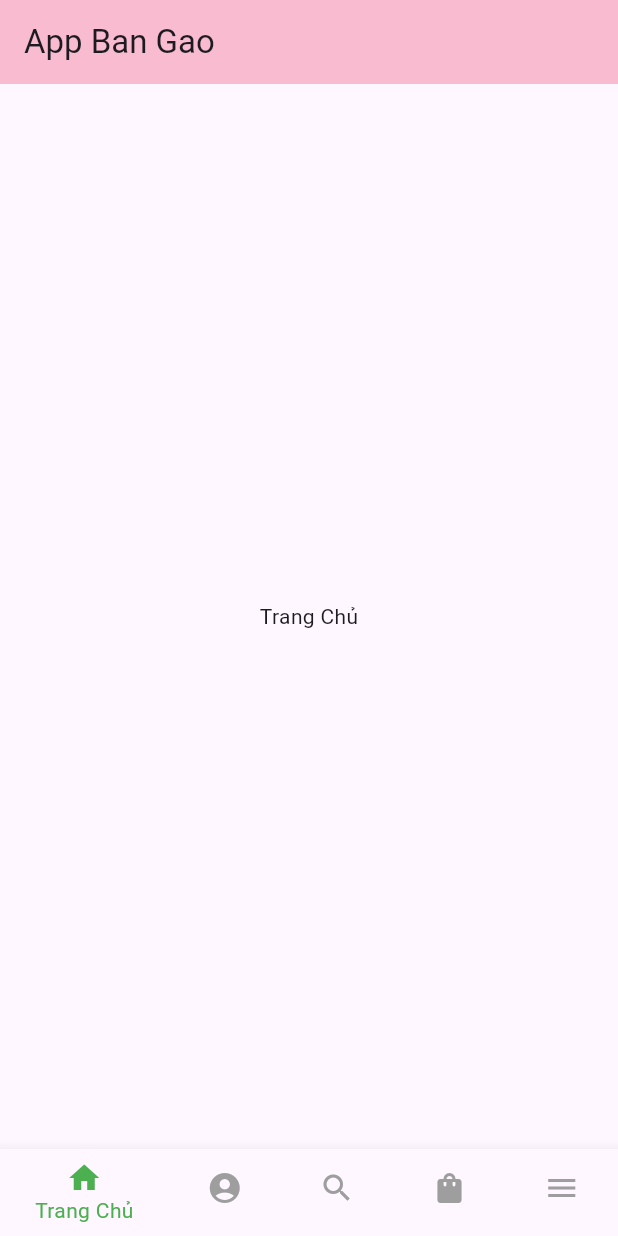
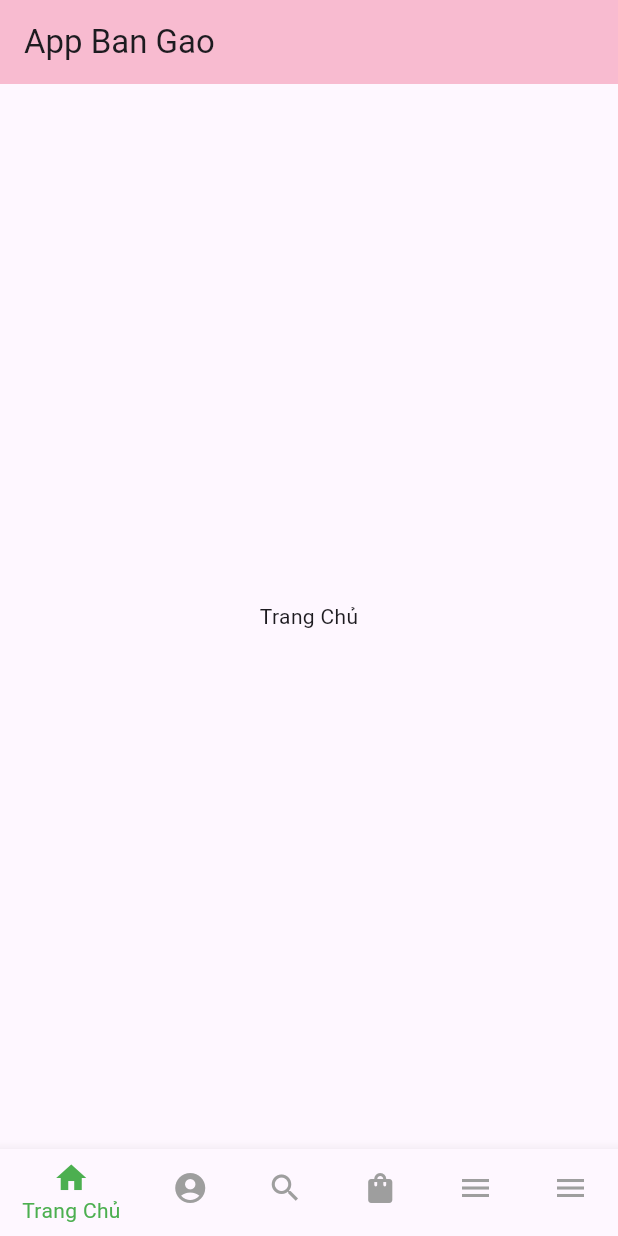
Before and after one commit to Vuleducthuan/App_Ban_Gao, a Flutter app: the screen it shows after launch, on a phone screen of 412 x 824 dp. Run offline on Flutter 3.47's test engine with Material 3 defaults, Android fonts, the phone set to English and light mode, and no system bars.

Commit message:
Home ScreenScreen

```diff
--- a/lib/screen/HomeScreen.dart
+++ b/lib/screen/HomeScreen.dart
@@ -51,6 +51,10 @@ class _HomeScreenState extends State<Homescreen> {
             icon: Icon(Icons.menu),
             label: 'Menu',
           ),
+          BottomNavigationBarItem(
+            icon: Icon(Icons.menu),
+            label: 'Menu',
+          ),
         ],
         currentIndex: _currentIndex,
         selectedItemColor: Colors.green,
```
